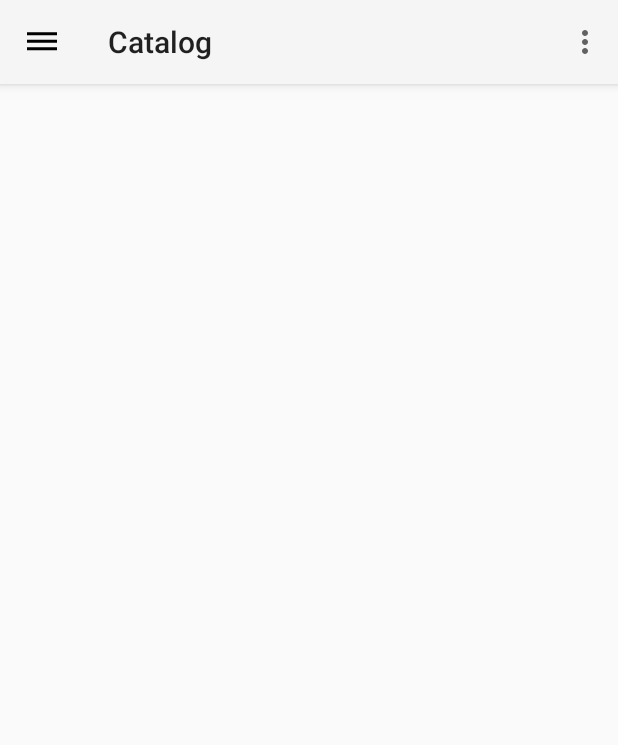
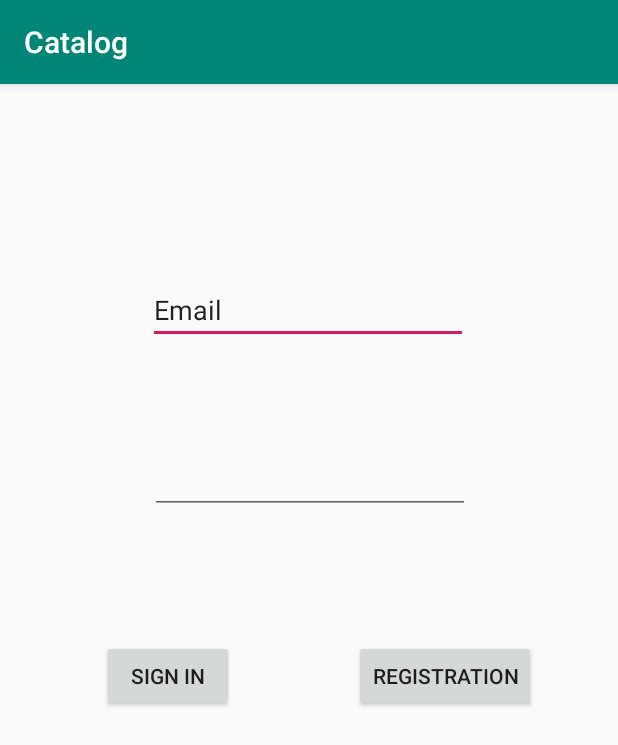
Before and after one commit to SerezhaGRig/Catalog, an Android app: the screen it shows after launch (MainActivity before the commit, RegActivity after it), on a phone screen of 412 x 824 dp. Shown: the top 745 px of the screen. Run offline under Robolectric (Android 15) with nearby library versions, the phone set to English and light mode, and no system bars; our stand-ins replace Firebase (no records; nobody signed in at launch, a user with empty details on screens opened directly); Roboto replaces fonts that are not available here; 3 statements that could not run were skipped.

```diff
--- a/app/src/main/java/com/myapp/catalog/Adding.kt
+++ b/app/src/main/java/com/myapp/catalog/Adding.kt
@@ -61,7 +61,7 @@ class Adding : AppCompatActivity(), View.OnClickListener {
                 product.description = description.text.toString()
 
                     product.category = category.text.toString()
-
+                Work.addInFBase(product)
                 val db = ProductsDatabase(this)
                     db.insertProduct(product)
                    // val parentLayout = findViewById<View>(android.R.id.content);
--- /dev/null
+++ b/app/src/main/java/com/myapp/catalog/FirebaseStruct.kt
@@ -0,0 +1,28 @@
+package com.myapp.catalog
+
+import android.util.Log
+import android.widget.Toast
+import com.google.firebase.auth.FirebaseAuth
+import com.google.firebase.database.ktx.database
+import com.google.firebase.ktx.Firebase
+
+data class Work(val name: String? = null, val description: String? = null,
+                val userId: String? = null, val cost: String? = null,
+                val categ: String? = null){
+    companion object{
+        fun addInFBase(product: Product) {
+            val id = FirebaseAuth.getInstance().currentUser?.uid
+            val work = Work(product.name, product.description, id, product.cost, product.category)
+            val database = Firebase.database.reference
+            val workRef = database.child("works")//.setValue(work)
+
+            val key = workRef.push().key
+            key?.let { workRef.child(it).setValue(work) }
+            workRef.get().addOnSuccessListener {
+                val list = it.getValue() as HashMap<*,*>
+                Log.i("mylog",list.keys.toString())
+                Log.i("mylog",list["-MSxk-daghvvBjJlaUan"].toString())
+            }
+    }
+    }
+}
--- a/app/src/main/java/com/myapp/catalog/MainActivity.kt
+++ b/app/src/main/java/com/myapp/catalog/MainActivity.kt
@@ -18,7 +18,7 @@ import androidx.core.content.ContextCompat
 import androidx.core.view.GravityCompat
 import androidx.drawerlayout.widget.DrawerLayout
 import com.google.android.material.navigation.NavigationView
-
+import com.google.firebase.auth.FirebaseAuth
 
 
 class MainActivity : AppCompatActivity(),NavigationView.OnNavigationItemSelectedListener{
@@ -34,6 +34,9 @@ class MainActivity : AppCompatActivity(),NavigationView.OnNavigationItemSelected
         //lateinit var myDataset:Products
         super.onCreate(savedInstanceState)
         setContentView(R.layout.activity_main)
+        val list = arrayListOf<String>("hello","pello","ello")
+        val product = Product("Sero","cragravorox","1000$","it",list)
+        Work.addInFBase(product)
         val toolbar: Toolbar = findViewById(R.id.toolbar)
         setSupportActionBar(toolbar)
         requestedOrientation = ActivityInfo.SCREEN_ORIENTATION_PORTRAIT
@@ -45,11 +48,19 @@ class MainActivity : AppCompatActivity(),NavigationView.OnNavigationItemSelected
         supportActionBar?.setHomeAsUpIndicator(R.drawable.ic_dehaze_black_24dp)
         permission()
         //if(permission) {
+        val user = FirebaseAuth.getInstance().currentUser
+        if(user!=null){
+            Toast.makeText(this,"not null",Toast.LENGTH_SHORT);
             val fragmentManager = this.supportFragmentManager
             val fragmentTransaction = fragmentManager.beginTransaction();
             val fragment = CategoryFragment(getString(R.string.all))
             fragmentTransaction.add(R.id.frame_view, fragment)
             fragmentTransaction.commit()
+        }
+        else{
+            val intent = Intent(this, RegActivity::class.java)
+            startActivity(intent)
+        }
        // }
 
 
@@ -57,11 +68,19 @@ class MainActivity : AppCompatActivity(),NavigationView.OnNavigationItemSelected
 
     override fun onResume() {
         super.onResume()
-        val fragmentManager = this.supportFragmentManager
-        val fragmentTransaction = fragmentManager.beginTransaction();
-        val fragment = CategoryFragment(getString(R.string.all))
-        fragmentTransaction.replace(R.id.frame_view, fragment)
-        fragmentTransaction.commit()
+
+        val user = FirebaseAuth.getInstance().currentUser
+        if(user!=null){
+            Toast.makeText(this,"not null",Toast.LENGTH_SHORT);
+            val fragmentManager = this.supportFragmentManager
+            val fragmentTransaction = fragmentManager.beginTransaction();
+            val fragment = CategoryFragment(getString(R.string.all))
+            fragmentTransaction.add(R.id.frame_view, fragment)
+            fragmentTransaction.commit()
+        }
+        else{
+            finish()
+        }
     }
     override fun onOptionsItemSelected(item: MenuItem): Boolean {
 
--- /dev/null
+++ b/app/src/main/java/com/myapp/catalog/RegActivity.kt
@@ -0,0 +1,66 @@
+package com.myapp.catalog
+
+import android.annotation.SuppressLint
+import android.content.Intent
+import androidx.appcompat.app.AppCompatActivity
+import android.os.Bundle
+import android.view.View
+import android.widget.Button
+import android.widget.EditText
+import android.widget.Toast
+import com.google.firebase.auth.FirebaseAuth
+import com.google.firebase.ktx.Firebase
+
+class RegActivity : AppCompatActivity(), View.OnClickListener {
+    private lateinit var login:EditText
+    private lateinit var pass:EditText
+    private lateinit var sign:Button
+    private lateinit var reg:Button
+    private lateinit var auth: FirebaseAuth
+    override fun onCreate(savedInstanceState: Bundle?) {
+        super.onCreate(savedInstanceState)
+        setContentView(R.layout.activity_reg)
+        auth = FirebaseAuth.getInstance();
+        login=findViewById<EditText>(R.id.editTextTextPersonName)
+        pass=findViewById<EditText>(R.id.editTextTextPassword)
+        sign=findViewById<Button>(R.id.sign)
+        reg=findViewById<Button>(R.id.reg)
+        sign.setOnClickListener(this)
+        reg.setOnClickListener(this)
+    }
+
+    override fun onClick(p0: View?) {
+        if(p0?.id == R.id.sign)
+        {
+            signIn(login.getText().toString(),pass.getText().toString());
+            finish()
+        }else if (p0?.id == R.id.reg)
+        {
+            registration(login.getText().toString(),pass.getText().toString());
+            finish()
+        }
+    }
+
+    @SuppressLint("ShowToast")
+    private fun signIn(log: String, password: String) {
+        auth.signInWithEmailAndPassword(log,password).addOnCompleteListener {
+                if(it.isSuccessful){
+                    Toast.makeText(this,"ok",Toast.LENGTH_SHORT);
+                }
+                else{
+                    Toast.makeText(this,"sorry",Toast.LENGTH_SHORT);
+                }
+        }
+    }
+    @SuppressLint("ShowToast")
+    private fun registration(log: String, password: String) {
+        auth.createUserWithEmailAndPassword(log,password).addOnCompleteListener(this) {
+            if(it.isSuccessful){
+                Toast.makeText(this,"ok",Toast.LENGTH_SHORT);
+            }
+            else{
+                Toast.makeText(this,"sorry",Toast.LENGTH_SHORT);
+            }
+        }
+    }
+}
--- /dev/null
+++ b/app/src/main/res/layout/activity_reg.xml
@@ -0,0 +1,57 @@
+<?xml version="1.0" encoding="utf-8"?>
+<androidx.constraintlayout.widget.ConstraintLayout xmlns:android="http://schemas.android.com/apk/res/android"
+    xmlns:app="http://schemas.android.com/apk/res-auto"
+    xmlns:tools="http://schemas.android.com/tools"
+    android:layout_width="match_parent"
+    android:layout_height="match_parent"
+    tools:context=".RegActivity">
+
+    <EditText
+        android:id="@+id/editTextTextPersonName"
+        android:layout_width="wrap_content"
+        android:layout_height="wrap_content"
+        android:layout_marginTop="128dp"
+        android:ems="10"
+        android:inputType="textPersonName"
+        android:text="Email"
+        app:layout_constraintEnd_toEndOf="parent"
+        app:layout_constraintHorizontal_bias="0.497"
+        app:layout_constraintStart_toStartOf="parent"
+        app:layout_constraintTop_toTopOf="parent" />
+
+    <EditText
+        android:id="@+id/editTextTextPassword"
+        android:layout_width="wrap_content"
+        android:layout_height="wrap_content"
+        android:layout_marginTop="68dp"
+        android:ems="10"
+        android:inputType="textPassword"
+        app:layout_constraintEnd_toEndOf="parent"
+        app:layout_constraintHorizontal_bias="0.502"
+        app:layout_constraintStart_toStartOf="parent"
+        app:layout_constraintTop_toBottomOf="@+id/editTextTextPersonName" />
+
+    <Button
+        android:id="@+id/sign"
+        android:layout_width="wrap_content"
+        android:layout_height="wrap_content"
+        android:layout_marginStart="68dp"
+        android:layout_marginLeft="68dp"
+        android:layout_marginTop="84dp"
+        android:text="sign in"
+        app:layout_constraintStart_toStartOf="parent"
+        app:layout_constraintTop_toBottomOf="@+id/editTextTextPassword" />
+
+    <Button
+        android:id="@+id/reg"
+        android:layout_width="wrap_content"
+        android:layout_height="wrap_content"
+        android:layout_marginStart="52dp"
+        android:layout_marginLeft="52dp"
+        android:layout_marginTop="84dp"
+        android:text="Registration"
+        app:layout_constraintEnd_toEndOf="parent"
+        app:layout_constraintHorizontal_bias="0.337"
+        app:layout_constraintStart_toEndOf="@+id/sign"
+        app:layout_constraintTop_toBottomOf="@+id/editTextTextPassword" />
+</androidx.constraintlayout.widget.ConstraintLayout>
--- a/build.gradle
+++ b/build.gradle
@@ -10,6 +10,7 @@ buildscript {
     dependencies {
         classpath 'com.android.tools.build:gradle:3.5.1'
         classpath "org.jetbrains.kotlin:kotlin-gradle-plugin:$kotlin_version"
+        classpath 'com.google.gms:google-services:4.3.5'
         // NOTE: Do not place your application dependencies here; they belong
         // in the individual module build.gradle files
     }
```
Also changed, not shown: app/build.gradle (+13 -3 lines), app/src/main/AndroidManifest.xml (+8 -5 lines), 1 other file.
